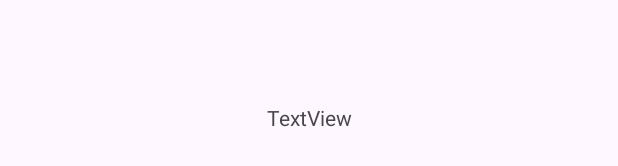
After one commit to RiccardoPoggiani/RollDice, an Android app: the layout activity_second.xml on its own in the app's theme, with its tools: preview values and no code run, on a phone screen of 412 x 824 dp. The commit adds this screen. Shown: the part 501-667 px from the top of the screen. Run offline under Robolectric (Android 15) with nearby library versions, the phone set to English and light mode, and no system bars.

Commit message:
Aggiunta SecondActivity ed estrazione numero

```diff
--- a/app/src/main/AndroidManifest.xml
+++ b/app/src/main/AndroidManifest.xml
@@ -13,6 +13,9 @@
         android:theme="@style/Theme.Poggiani_RollDice"
         tools:targetApi="31">
         <activity
+            android:name=".SecondActivity"
+            android:exported="false" />
+        <activity
             android:name=".MainActivity"
             android:exported="true">
             <intent-filter>
--- /dev/null
+++ b/app/src/main/res/layout/activity_second.xml
@@ -0,0 +1,19 @@
+<?xml version="1.0" encoding="utf-8"?>
+<androidx.constraintlayout.widget.ConstraintLayout xmlns:android="http://schemas.android.com/apk/res/android"
+    xmlns:app="http://schemas.android.com/apk/res-auto"
+    xmlns:tools="http://schemas.android.com/tools"
+    android:id="@+id/main"
+    android:layout_width="match_parent"
+    android:layout_height="match_parent"
+    tools:context=".SecondActivity">
+
+    <TextView
+        android:id="@+id/TextViewActivitySecond"
+        android:layout_width="wrap_content"
+        android:layout_height="wrap_content"
+        android:text="TextView"
+        app:layout_constraintBottom_toBottomOf="parent"
+        app:layout_constraintEnd_toEndOf="parent"
+        app:layout_constraintStart_toStartOf="parent"
+        app:layout_constraintTop_toTopOf="parent" />
+</androidx.constraintlayout.widget.ConstraintLayout>
```
Also changed, not shown: app/src/main/java/com/example/poggiani_rolldice/MainActivity.kt (+14 -1 lines), app/src/main/java/com/example/poggiani_rolldice/SecondActivity.kt (added, +25 -0 lines), app/src/main/res/layout/activity_main.xml (+12 -8 lines), app/src/main/res/drawable/dado.webp (added).
